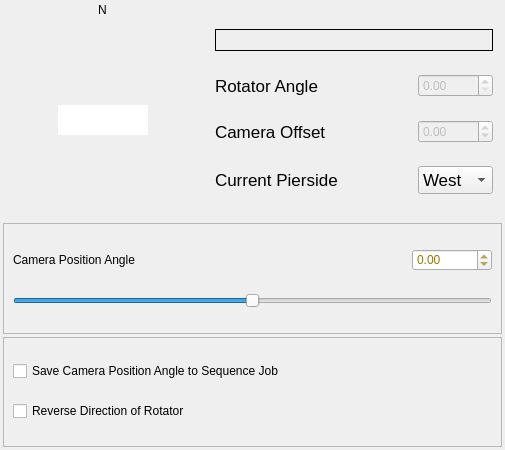
This is kstars/ekos/capture/rotatorsettings.ui in KDE/kstars as Qt 5 draws it before an edit. The edited form follows.
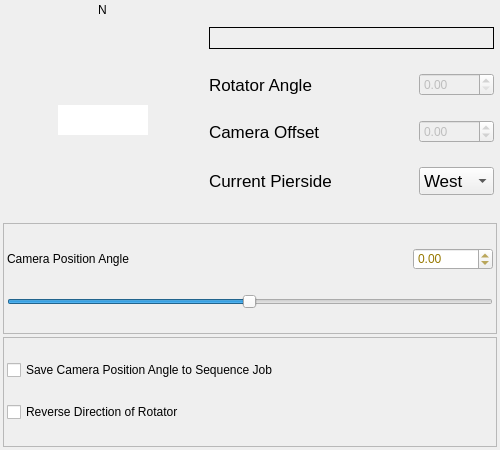
This is the edited form. Custom widgets are drawn as their Qt base class.

Commit message: Add protection against unguraded use of rotator control panel. Improve tooltips

```diff
--- a/kstars/ekos/capture/rotatorsettings.ui
+++ b/kstars/ekos/capture/rotatorsettings.ui
@@ -6,7 +6,7 @@
    <rect>
     <x>0</x>
     <y>0</y>
-    <width>505</width>
+    <width>500</width>
     <height>450</height>
    </rect>
   </property>
@@ -177,6 +177,21 @@
         <string>&lt;html&gt;&lt;head/&gt;&lt;body&gt;&lt;p&gt;&lt;br/&gt;&lt;/p&gt;&lt;/body&gt;&lt;/html&gt;</string>
        </property>
        <layout class="QGridLayout" name="gridLayout_5">
+        <property name="leftMargin">
+         <number>3</number>
+        </property>
+        <property name="topMargin">
+         <number>3</number>
+        </property>
+        <property name="rightMargin">
+         <number>3</number>
+        </property>
+        <property name="bottomMargin">
+         <number>3</number>
+        </property>
+        <property name="spacing">
+         <number>3</number>
+        </property>
         <item row="1" column="0">
          <widget class="QLabel" name="label_2">
           <property name="font">
@@ -357,6 +372,21 @@
       <enum>QFrame::Raised</enum>
      </property>
      <layout class="QGridLayout" name="gridLayout_2">
+      <property name="leftMargin">
+       <number>3</number>
+      </property>
+      <property name="topMargin">
+       <number>3</number>
+      </property>
+      <property name="rightMargin">
+       <number>3</number>
+      </property>
+      <property name="bottomMargin">
+       <number>3</number>
+      </property>
+      <property name="spacing">
+       <number>3</number>
+      </property>
       <item row="0" column="0">
        <widget class="QLabel" name="label_3">
         <property name="maximumSize">
@@ -453,6 +483,21 @@
       <enum>QFrame::Raised</enum>
      </property>
      <layout class="QGridLayout" name="gridLayout">
+      <property name="leftMargin">
+       <number>3</number>
+      </property>
+      <property name="topMargin">
+       <number>3</number>
+      </property>
+      <property name="rightMargin">
+       <number>3</number>
+      </property>
+      <property name="bottomMargin">
+       <number>3</number>
+      </property>
+      <property name="spacing">
+       <number>3</number>
+      </property>
       <item row="0" column="0" colspan="2">
        <widget class="QCheckBox" name="enforceJobPA">
         <property name="toolTip">
```
Left out of the diff: 7 changed lines with no effect on the pictures. The commit also changes 3 other files.
